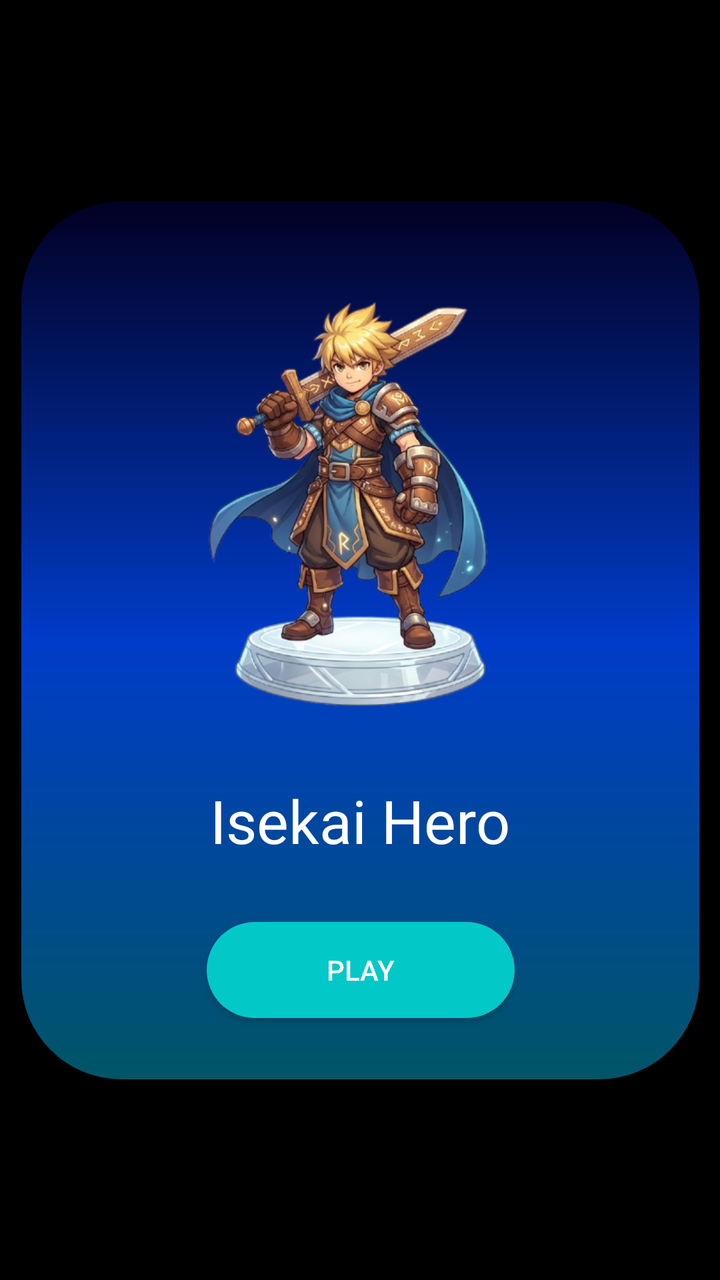
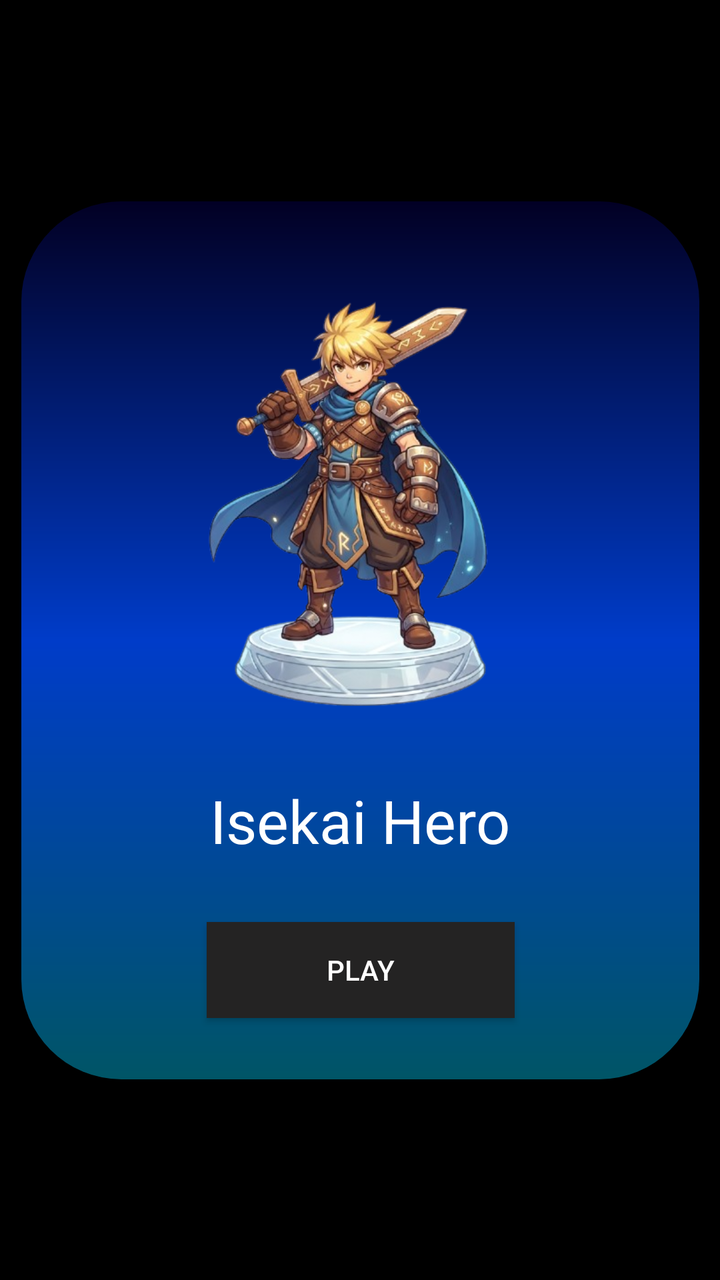

An Android layout rendered at two revisions. The XML below is the earlier revision; the diff shows what the commit changed to produce the second picture.
<!-- AndroidManifest.xml: application theme Theme.Isekai_Game -->
<!-- res/layout/activity_main.xml -->
<?xml version="1.0" encoding="utf-8"?>
<androidx.constraintlayout.widget.ConstraintLayout xmlns:android="http://schemas.android.com/apk/res/android"
    xmlns:app="http://schemas.android.com/apk/res-auto"
    xmlns:tools="http://schemas.android.com/tools"
    android:id="@+id/main"
    android:background="@color/black"
    android:layout_width="match_parent"
    android:layout_height="match_parent"
    tools:context=".MainActivity">


    <TextView
        android:id="@+id/body"
        android:layout_width="339dp"
        android:layout_height="439dp"
        android:background="@drawable/body"
        android:text=""
        app:layout_constraintBottom_toBottomOf="parent"
        app:layout_constraintEnd_toEndOf="parent"
        app:layout_constraintHorizontal_bias="0.5"
        app:layout_constraintStart_toStartOf="parent"
        app:layout_constraintTop_toTopOf="parent" />

    <TextView
        android:id="@+id/head1"
        android:layout_width="wrap_content"
        android:layout_height="wrap_content"
        android:text="Isekai Hero"
        android:textColor="@color/white"
        android:textSize="30sp"
        app:layout_constraintBottom_toTopOf="@+id/start"
        app:layout_constraintEnd_toEndOf="@id/body"
        app:layout_constraintStart_toStartOf="@id/body"
        app:layout_constraintTop_toBottomOf="@+id/imageView" />

    <androidx.appcompat.widget.AppCompatButton
        android:id="@+id/start"
        android:layout_width="154dp"
        android:layout_height="wrap_content"
        android:background="@drawable/startbutton"
        android:textColor="@color/white"
        android:text="PLAY"
        app:layout_constraintBottom_toBottomOf="@id/body"
        app:layout_constraintEnd_toEndOf="@id/body"
        app:layout_constraintStart_toStartOf="@id/body"
        app:layout_constraintTop_toBottomOf="@+id/head1" />

    <ImageView
        android:id="@+id/imageView"
        android:layout_width="227dp"
        android:layout_height="228dp"
        app:layout_constraintBottom_toTopOf="@+id/head1"
        app:layout_constraintEnd_toEndOf="@id/body"
        app:layout_constraintStart_toStartOf="@id/body"
        app:layout_constraintTop_toTopOf="@id/body"
        app:srcCompat="@drawable/hero" />

</androidx.constraintlayout.widget.ConstraintLayout>
<!-- resources referenced by this layout -->
<resources>
  <color name="black">#FF000000</color>
  <color name="white">#FFFFFFFF</color>
  <!-- drawable body (drawable) -->
  <?xml version="1.0" encoding="utf-8"?>
  <shape xmlns:android="http://schemas.android.com/apk/res/android">
      <gradient
          android:type="linear"
          android:angle="270"
          android:startColor="#020024"
          android:centerColor="#003CC9"
          android:endColor="#005566" />
      <corners android:radius="50dp">
  
      </corners>
  </shape>
  <!-- drawable hero: png bitmap (drawable, 240804 bytes) -->
  <!-- drawable startbutton (drawable) -->
  <?xml version="1.0" encoding="utf-8"?>
  <shape xmlns:android="http://schemas.android.com/apk/res/android">
      <solid android:color="#03C8C8">
  
      </solid>
      <corners android:radius="50dp">
  
      </corners>
  
  </shape>
  <style name="Theme.Isekai_Game" parent="Base.Theme.Isekai_Game" />
  <style name="Base.Theme.Isekai_Game" parent="Theme.Material3.DayNight.NoActionBar">
          
          
      </style>
</resources>

<!-- the commit's change to res/layout/activity_main.xml (unified diff, before → after) -->
@@ -14,7 +14,7 @@
         android:layout_width="339dp"
         android:layout_height="439dp"
         android:background="@drawable/body"
-        android:text=""
+        android:importantForAccessibility="no"
         app:layout_constraintBottom_toBottomOf="parent"
         app:layout_constraintEnd_toEndOf="parent"
         app:layout_constraintHorizontal_bias="0.5"
@@ -25,7 +25,7 @@
         android:id="@+id/head1"
         android:layout_width="wrap_content"
         android:layout_height="wrap_content"
-        android:text="Isekai Hero"
+        android:text="@string/isekai_hero"
         android:textColor="@color/white"
         android:textSize="30sp"
         app:layout_constraintBottom_toTopOf="@+id/start"
@@ -37,9 +37,9 @@
         android:id="@+id/start"
         android:layout_width="154dp"
         android:layout_height="wrap_content"
-        android:background="@drawable/startbutton"
+        android:background="#242323"
         android:textColor="@color/white"
-        android:text="PLAY"
+        android:text="@string/play"
         app:layout_constraintBottom_toBottomOf="@id/body"
         app:layout_constraintEnd_toEndOf="@id/body"
         app:layout_constraintStart_toStartOf="@id/body"
@@ -49,6 +49,7 @@
         android:id="@+id/imageView"
         android:layout_width="227dp"
         android:layout_height="228dp"
+        android:contentDescription="@string/hero_image_description"
         app:layout_constraintBottom_toTopOf="@+id/head1"
         app:layout_constraintEnd_toEndOf="@id/body"
         app:layout_constraintStart_toStartOf="@id/body"
<!-- resource entries referenced after the edit -->
@@ -16,17 +16,9 @@
       </corners>
   </shape>
   <!-- drawable hero: png bitmap (drawable, 240804 bytes) -->
-  <!-- drawable startbutton (drawable) -->
-  <?xml version="1.0" encoding="utf-8"?>
-  <shape xmlns:android="http://schemas.android.com/apk/res/android">
-      <solid android:color="#03C8C8">
-  
-      </solid>
-      <corners android:radius="50dp">
-  
-      </corners>
-  
-  </shape>
+  <string name="hero_image_description">Isekai Hero Image</string>
+  <string name="isekai_hero">Isekai Hero</string>
+  <string name="play">PLAY</string>
   <style name="Theme.Isekai_Game" parent="Base.Theme.Isekai_Game" />
   <style name="Base.Theme.Isekai_Game" parent="Theme.Material3.DayNight.NoActionBar">
           
